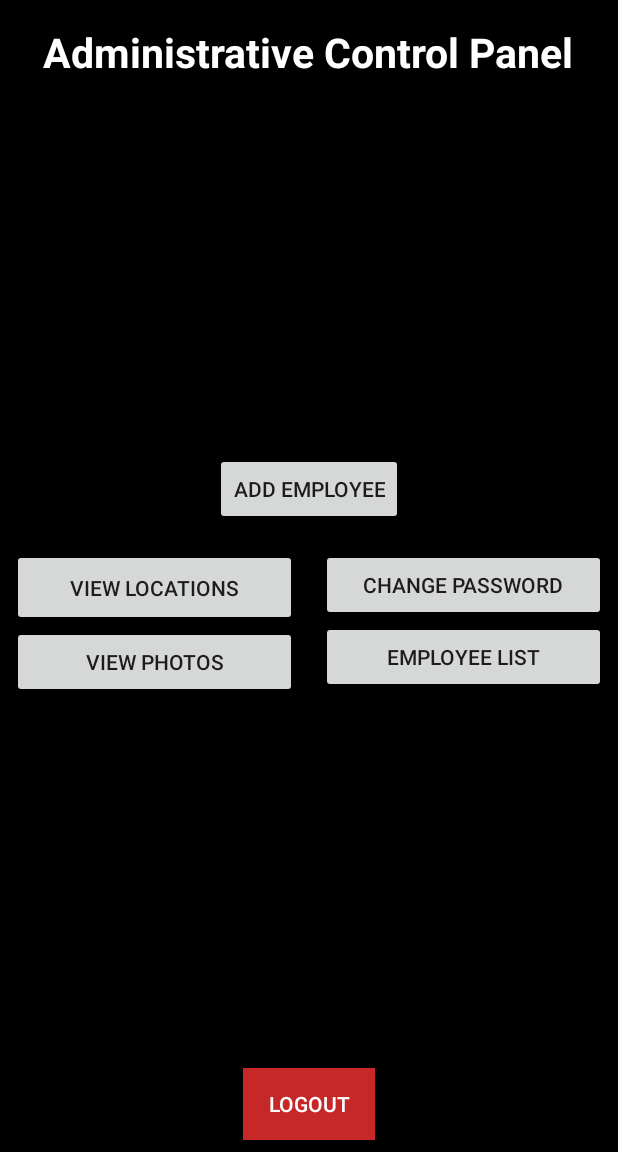
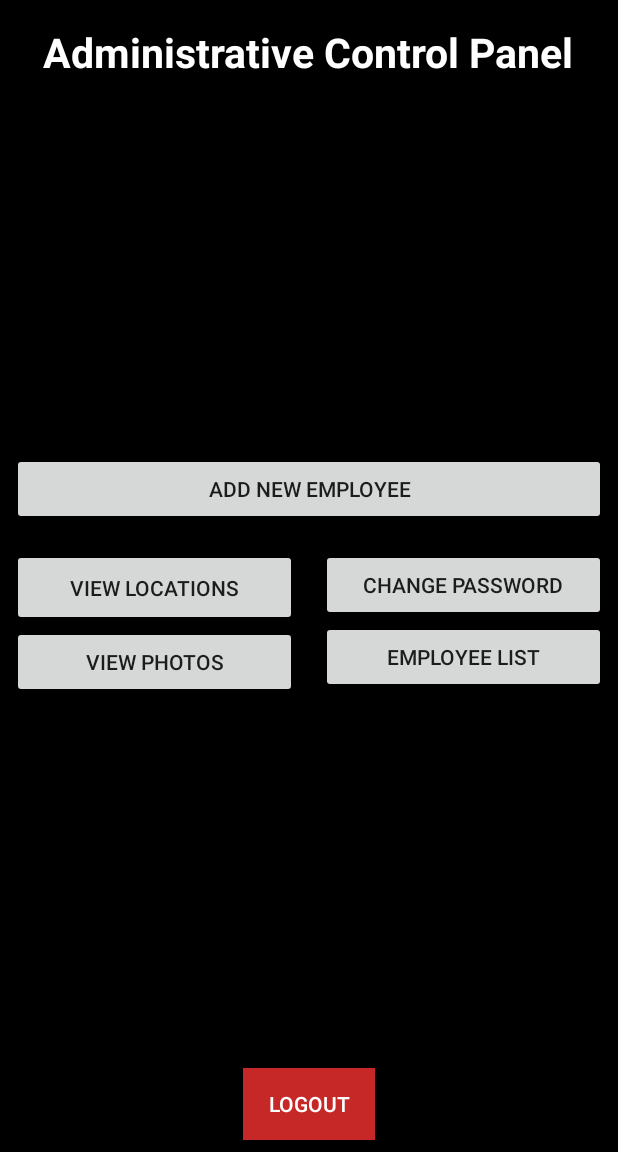
Before and after one commit to DylanPetrae/EmployeeTracker, an Android app: the AdminMainActivity screen opened directly, with no data from a screen before it, on a phone screen of 412 x 824 dp, the part 84-1236 px from its top. Run offline under Robolectric (Android 15) with nearby library versions, the phone set to English and light mode, and no system bars.

Commit message:
Add New Employee Button changed

```diff
--- a/app/src/main/res/layout/activity_admin_main.xml
+++ b/app/src/main/res/layout/activity_admin_main.xml
@@ -30,12 +30,12 @@
         android:layout_centerInParent="true">
 
         <Button
-            android:id="@+id/addEmployeeButton"
-            android:layout_width="wrap_content"
+            android:id="@+id/addNewEmployeeButton"
+            android:layout_width="match_parent"
             android:layout_height="wrap_content"
             android:layout_gravity="center"
             android:layout_margin="8dp"
-            android:text="Add Employee"
+            android:text="Add New Employee"
             />
 
         <LinearLayout
```
